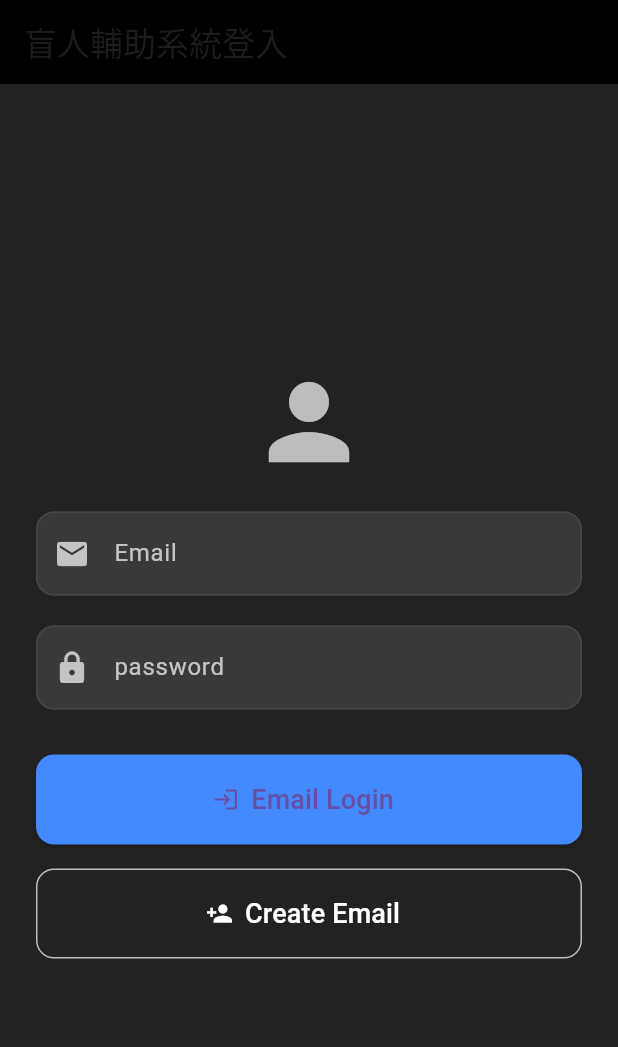
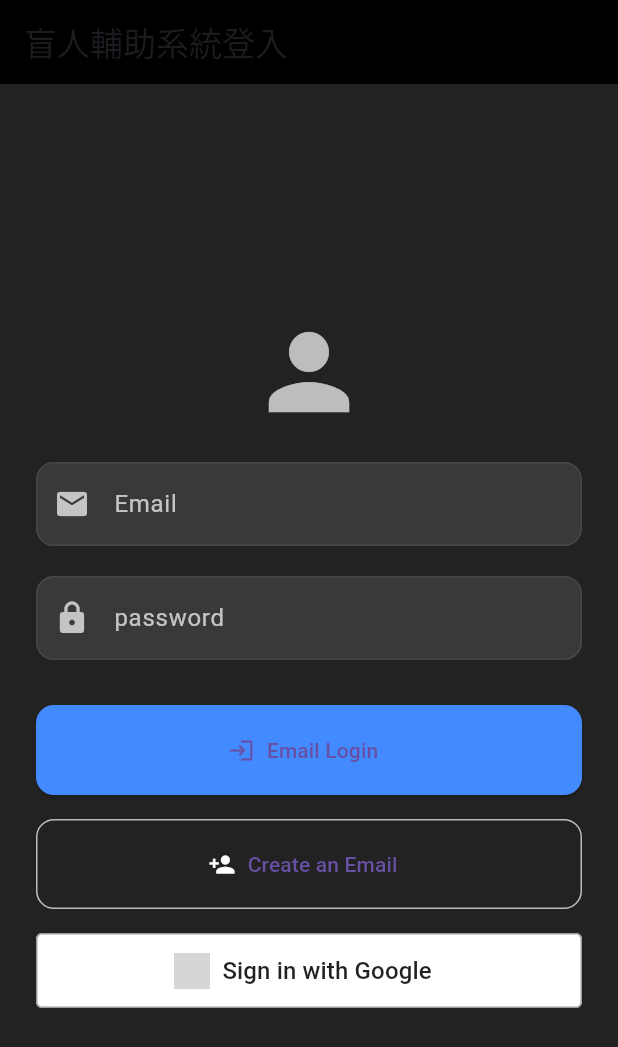
Before and after one commit to Raiden1121/blind_assist_app, a Flutter app: the screen it shows after launch, on a phone screen of 412 x 824 dp. Shown: the top 1047 px of the screen. Run offline on Flutter 3.47's test engine with Material 3 defaults, Android fonts, the phone set to English and light mode, and no system bars; our stand-ins replace camera, cloud_firestore, firebase_auth, firebase_core, flutter_tts, google_sign_in and 2 more; accounts and stored records are empty; grey boxes are pictures that could not be loaded.

Commit message:
add google Login

```diff
--- a/lib/services/auth_service.dart
+++ b/lib/services/auth_service.dart
@@ -8,12 +8,13 @@
 // =======================================================
 
 import 'package:firebase_auth/firebase_auth.dart';
-// import 'package:google_sign_in/google_sign_in.dart'; // ✅ 註解掉 Google Sign-in
+import 'package:google_sign_in/google_sign_in.dart'; // ✅ 註解掉 Google Sign-in
 // import 'package:sign_in_with_apple/sign_in_with_apple.dart'; // ✅ 註解掉 Apple Sign-in
 
 class AuthService {
   static final FirebaseAuth _auth = FirebaseAuth.instance; // Firebase Auth 實例
-  // static final GoogleSignIn _googleSignIn = GoogleSignIn(); // ✅ 註解掉 Google Sign-in 實例
+  static final GoogleSignIn _googleSignIn =
+      GoogleSignIn(); // ✅ 註解掉 Google Sign-in 實例
 
   /// 🔄 監聽使用者登入狀態變化
   static Stream<User?> get authStateChanges => _auth.authStateChanges();
@@ -41,8 +42,7 @@ class AuthService {
     return _auth.signInWithEmailAndPassword(email: email, password: password);
   }
 
-  /*
-  // ❌ Google 登入功能（已註解，不使用）
+  // Google 登入功能
   static Future<UserCredential> signInWithGoogle() async {
     final googleUser = await _googleSignIn.signIn();
     if (googleUser == null) {
@@ -59,6 +59,7 @@ class AuthService {
     return _auth.signInWithCredential(credential);
   }
 
+  /*
   // ❌ Apple 登入功能（已註解，不使用）
   static Future<UserCredential> signInWithApple() async {
     final appleCred = await SignInWithApple.getAppleIDCredential(
@@ -76,9 +77,8 @@ class AuthService {
   */
 
   /// ✅ 登出功能
-  /// （因未使用 Google sign-in → 無需另外登出 Google）
   static Future<void> signOut() async {
-    // await _googleSignIn.signOut().catchError((_) {}); // ✅ 註解掉 Google signOut
+    await _googleSignIn.signOut().catchError((_) {}); // Google signOut
     await _auth.signOut(); // 登出 Firebase
   }
 }
--- a/lib/widgets/login_page.dart
+++ b/lib/widgets/login_page.dart
@@ -116,14 +116,10 @@ class _LoginPageState extends State<LoginPage> {
                     ? const CircularProgressIndicator(color: Colors.white)
                     : Column(
                         children: [
-                          // 登入按鈕
                           ElevatedButton.icon(
                             onPressed: () => _submit(signUp: false),
                             icon: const Icon(Icons.login),
-                            label: const Text(
-                              'Email Login',
-                              style: TextStyle(fontSize: 18),
-                            ),
+                            label: const Text('Email Login'),
                             style: ElevatedButton.styleFrom(
                               backgroundColor: Colors.blueAccent,
                               minimumSize: const Size(double.infinity, 60),
@@ -133,21 +129,45 @@ class _LoginPageState extends State<LoginPage> {
                             ),
                           ),
                           const SizedBox(height: 16),
-                          // 註冊按鈕
                           OutlinedButton.icon(
                             onPressed: () => _submit(signUp: true),
                             icon: const Icon(Icons.person_add,
                                 color: Colors.white),
-                            label: const Text(
-                              'Create Email',
-                              style:
-                                  TextStyle(fontSize: 18, color: Colors.white),
-                            ),
+                            label: const Text('Create an Email'),
                             style: OutlinedButton.styleFrom(
                               side: const BorderSide(color: Colors.white70),
                               minimumSize: const Size(double.infinity, 60),
                               shape: RoundedRectangleBorder(
                                 borderRadius: BorderRadius.circular(12),
+                              ),
+                            ),
+                          ),
+                          const SizedBox(height: 16), // ← 新增分隔
+                          OutlinedButton.icon(
+                            onPressed: () async {
+                              try {
+                                await AuthService.signInWithGoogle();
+                              } catch (e) {
+                                setState(() => _error = e.toString());
+                              }
+                            },
+                            icon: Image.asset(
+                              'assets/google_logo.png', // 這裡放 Google logo 圖檔路徑
+                              height: 24,
+                              width: 24,
+                            ),
+                            label: const Text(
+                              'Sign in with Google',
+                              style: TextStyle(
+                                  color: Colors.black87, fontSize: 16),
+                            ),
+                            style: OutlinedButton.styleFrom(
+                              backgroundColor: Colors.white, // 白底
+                              side:
+                                  const BorderSide(color: Colors.grey), // 灰色邊框
+                              minimumSize: const Size(double.infinity, 50),
+                              shape: RoundedRectangleBorder(
+                                borderRadius: BorderRadius.circular(4),
                               ),
                             ),
                           ),
--- a/pubspec.yaml
+++ b/pubspec.yaml
@@ -27,4 +27,6 @@ dev_dependencies:
     sdk: flutter
 
 flutter:
+  assets:
+    - assets/image/google_logo.png
   uses-material-design: true
```
Also changed, not shown: assets/image/google_logo.png (renamed from assets/google_logo.png).
